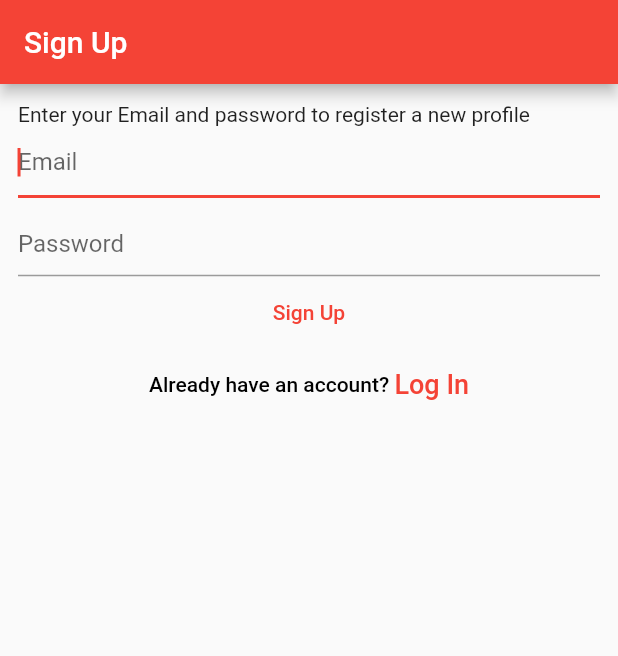
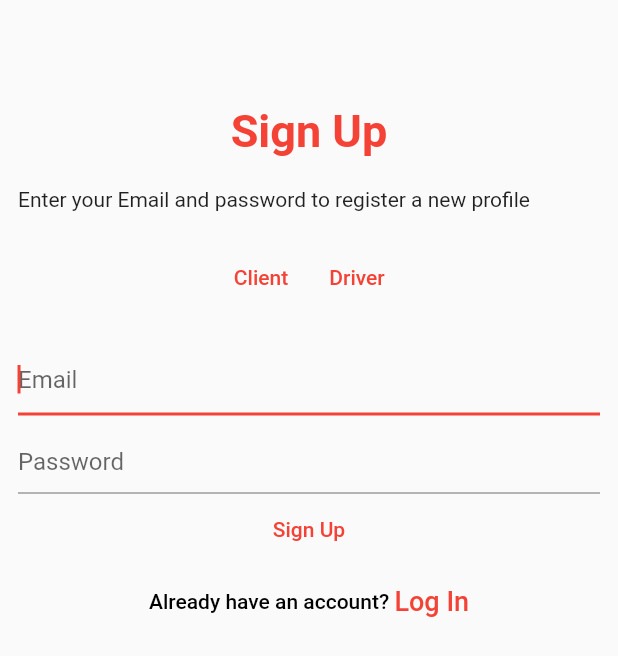
Before and after one commit to Yahya7AV/taosil, a Flutter app: the screen it shows after launch, after a tap on "Don't have an account?", on a phone screen of 412 x 824 dp. Shown: the top 656 px of the screen. Run offline on Flutter 3.47's test engine with Material 2 defaults, Android fonts, the phone set to English and light mode, and no system bars; our stand-ins replace firebase_auth, firebase_core, hexcolor; accounts and stored records are empty; network calls fail.

Commit message:
added driver/client pages and buttons in the register page to move to each repsective page

```diff
--- a/taosil_app/lib/constants/routes.dart
+++ b/taosil_app/lib/constants/routes.dart
@@ -5,3 +5,5 @@ const verifyEmailRoute = '/verify-email/';
 const createOrUpdateNoteRoute = '/notes/new-note/';
 const forgotPasswordRoute = '/forgot-password/';
 const welcomeRoute = '/welcome/';
+const driverRegisterRoute = '/driver-register';
+const clientRegisterRoute = '/client-register';
--- a/taosil_app/lib/main.dart
+++ b/taosil_app/lib/main.dart
@@ -3,6 +3,8 @@ import 'package:taosil_app/constants/routes.dart';
 import 'package:taosil_app/services/auth/auth_service.dart';
 import 'package:taosil_app/views/forgot_password_view.dart';
 import 'package:taosil_app/views/login_view.dart';
+import 'package:taosil_app/views/register/client_register_view.dart';
+import 'package:taosil_app/views/register/driver_register_view.dart';
 import 'package:taosil_app/views/register_view.dart';
 import 'package:taosil_app/views/verify_email_view.dart';
 import 'package:taosil_app/views/welcome_view.dart';
@@ -21,7 +23,9 @@ void main(List<String> args) {
         registerRoute: (context) => const RegisterView(),
         verifyEmailRoute: (context) => const VerifyEmailView(),
         forgotPasswordRoute: (context) => const ForgotPasswordView(),
-        welcomeRoute: (context) => const WelcomeView()
+        welcomeRoute: (context) => const WelcomeView(),
+        driverRegisterRoute: (context) => const DriverRegisterView(),
+        clientRegisterRoute: (context) => const ClientRegisterView()
       }));
 }
 
--- /dev/null
+++ b/taosil_app/lib/utilities/colors/global_color.dart
@@ -0,0 +1,5 @@
+import 'package:hexcolor/hexcolor.dart';
+
+class GlobalColor {
+  static HexColor mainColor = HexColor('#FF0000');
+}
--- a/taosil_app/lib/views/register_view.dart
+++ b/taosil_app/lib/views/register_view.dart
@@ -39,16 +39,44 @@ class _RegisterViewState extends State<RegisterView> {
   @override
   Widget build(BuildContext context) {
     return Scaffold(
-      appBar: AppBar(
-        title: const Text("Sign Up"),
-      ),
       body: Padding(
-        padding: const EdgeInsets.all(12.0),
+        padding:
+            const EdgeInsets.only(top: 70, left: 12, right: 12, bottom: 12),
         child: Column(
           crossAxisAlignment: CrossAxisAlignment.start,
           children: [
+            const Center(
+              child: Text(
+                "Sign Up",
+                style: TextStyle(
+                  color: Colors.red,
+                  fontSize: 30,
+                  fontWeight: FontWeight.bold,
+                ),
+              ),
+            ),
+            const SizedBox(height: 20),
             const Text(
                 "Enter your Email and password to register a new profile"),
+            const SizedBox(height: 20),
+            Row(
+              mainAxisAlignment: MainAxisAlignment.center,
+              children: [
+                TextButton(
+                  onPressed: () {
+                    Navigator.of(context).pushNamed(clientRegisterRoute);
+                  },
+                  child: const Text('Client'),
+                ),
+                TextButton(
+                  onPressed: () {
+                    Navigator.of(context).pushNamed(driverRegisterRoute);
+                  },
+                  child: const Text('Driver'),
+                ),
+              ],
+            ),
+            const SizedBox(height: 20),
             TextField(
               controller: _email,
               keyboardType: TextInputType.emailAddress,
--- a/taosil_app/pubspec.yaml
+++ b/taosil_app/pubspec.yaml
@@ -40,6 +40,8 @@ dependencies:
   firebase_core: ^2.4.1
   equatable: ^2.0.5
   smooth_page_indicator: ^1.0.0+2
+  get: ^4.6.5
+  hexcolor: ^3.0.1
 
 dev_dependencies:
   flutter_test:
```
Also changed, not shown: taosil_app/lib/views/register/client_register_view.dart (added, +18 -0 lines), taosil_app/lib/views/register/driver_register_view.dart (added, +18 -0 lines), taosil_app/pubspec.lock.
